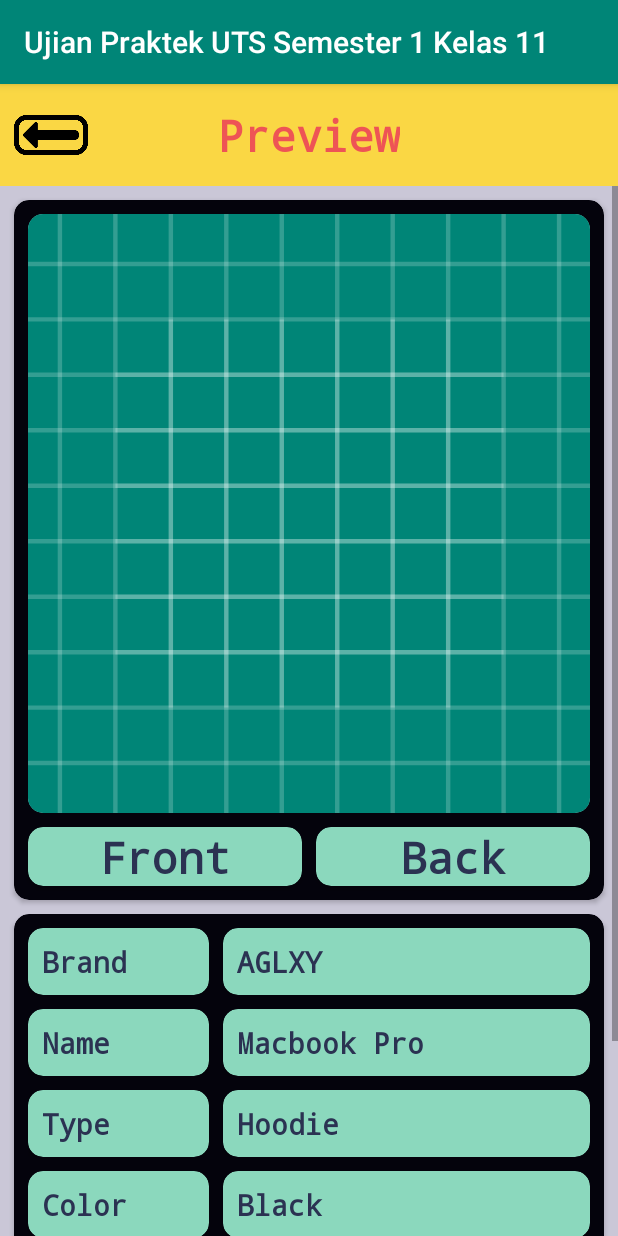
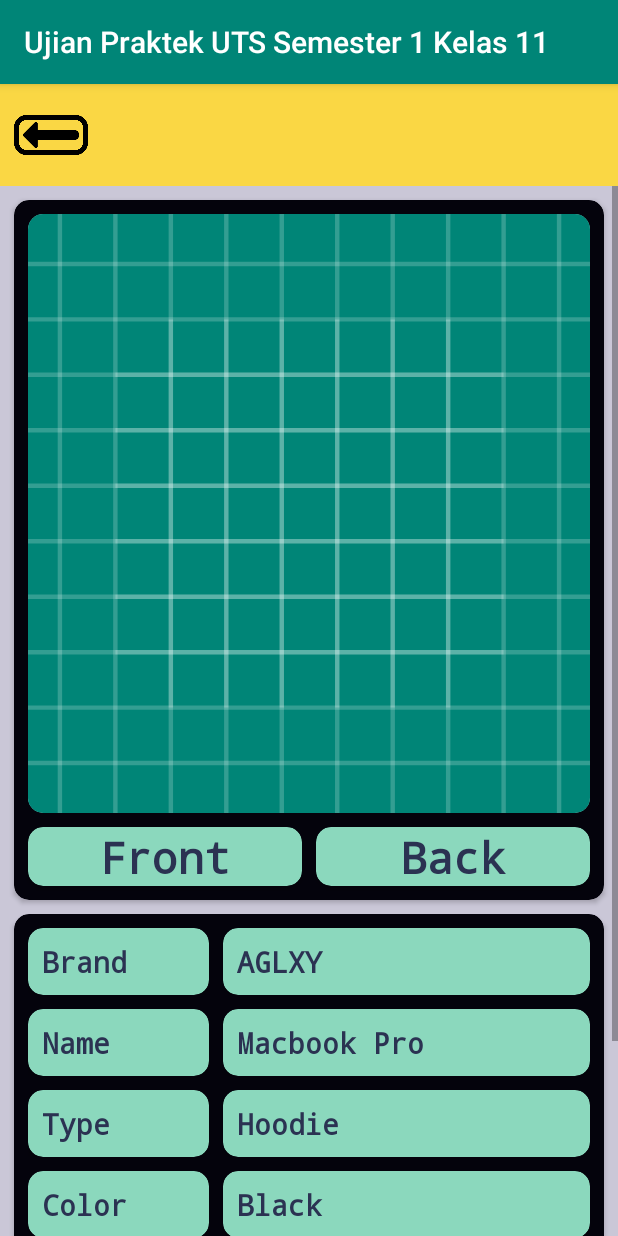
Before and after one commit to uchidd/Ujian-Praktek-UTS-Semester-1-Kelas-11, an Android app: the DetailsActivity screen opened directly, with no data from a screen before it, on a phone screen of 412 x 824 dp. Run offline under Robolectric (Android 15) with nearby library versions, the phone set to English and light mode, and no system bars.

Commit message:
09:15, 20 September 2019

```diff
--- a/app/src/main/res/layout/activity_details.xml
+++ b/app/src/main/res/layout/activity_details.xml
@@ -20,18 +20,6 @@
             android:layout_alignParentLeft="true"
             android:rotation="180"
             android:src="@drawable/back" />
-
-        <TextView
-            android:layout_width="wrap_content"
-            android:layout_height="wrap_content"
-            android:layout_centerHorizontal="true"
-            android:layout_centerVertical="true"
-            android:fontFamily="monospace"
-            android:text="Preview"
-            android:textAlignment="center"
-            android:textColor="#EE5455"
-            android:textSize="29sp"
-            android:textStyle="bold" />
 
     </RelativeLayout>
 
```
